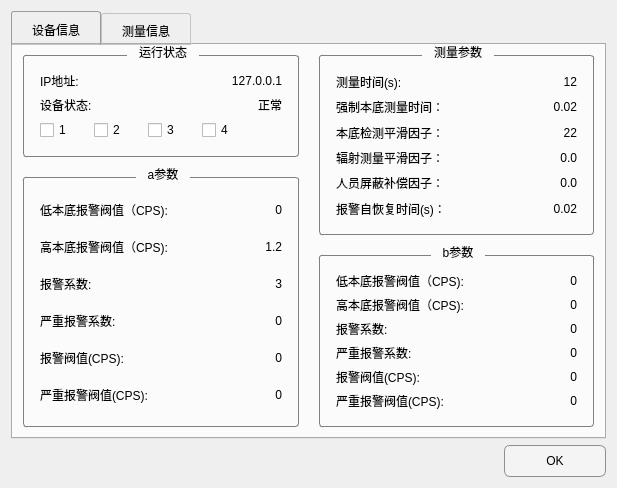
Above: Demo/desystemconfigwidget.ui from 13438120136/XDemo before the change. Below: the same form after it.
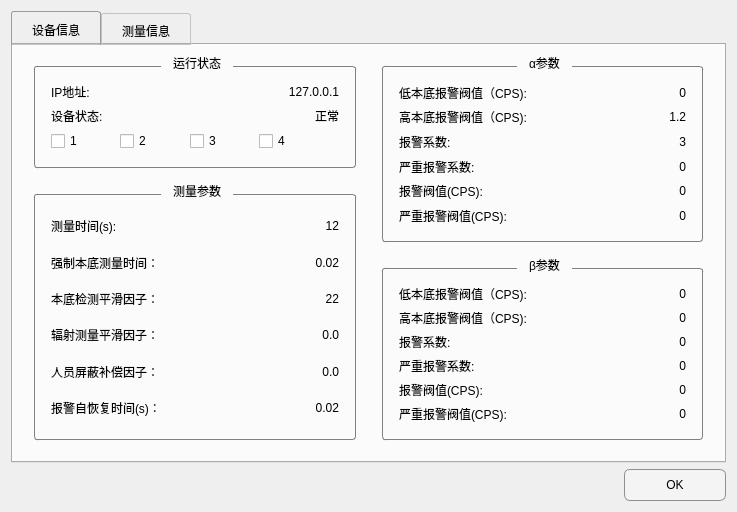
That is the form after the change. The open tabs and pages were chosen to show the change. Custom widgets are drawn as their Qt base class.

Patch:
```diff
--- a/Demo/desystemconfigwidget.ui
+++ b/Demo/desystemconfigwidget.ui
@@ -6,8 +6,8 @@
    <rect>
     <x>0</x>
     <y>0</y>
-    <width>617</width>
-    <height>488</height>
+    <width>737</width>
+    <height>512</height>
    </rect>
   </property>
   <property name="windowTitle">
@@ -131,12 +131,6 @@
        <string>设备信息</string>
       </attribute>
       <layout class="QGridLayout" name="gridLayout_14">
-       <property name="margin">
-        <number>0</number>
-       </property>
-       <property name="spacing">
-        <number>0</number>
-       </property>
        <item row="0" column="0">
         <widget class="QGroupBox" name="groupBox">
          <property name="title">
@@ -213,6 +207,124 @@
         </widget>
        </item>
        <item row="0" column="1" rowspan="2">
+        <widget class="QGroupBox" name="groupBox_4">
+         <property name="title">
+          <string>α参数</string>
+         </property>
+         <layout class="QGridLayout" name="gridLayout_13">
+          <item row="0" column="0">
+           <layout class="QGridLayout" name="gridLayout_4">
+            <property name="verticalSpacing">
+             <number>6</number>
+            </property>
+            <item row="0" column="0">
+             <widget class="QLabel" name="label_10">
+              <property name="text">
+               <string>低本底报警阀值（CPS):</string>
+              </property>
+             </widget>
+            </item>
+            <item row="0" column="1">
+             <widget class="QLabel" name="label_38">
+              <property name="text">
+               <string>0</string>
+              </property>
+              <property name="alignment">
+               <set>Qt::AlignRight|Qt::AlignTrailing|Qt::AlignVCenter</set>
+              </property>
+             </widget>
+            </item>
+            <item row="1" column="0">
+             <widget class="QLabel" name="label_11">
+              <property name="text">
+               <string>高本底报警阀值（CPS):</string>
+              </property>
+             </widget>
+            </item>
+            <item row="1" column="1">
+             <widget class="QLabel" name="label_39">
+              <property name="text">
+               <string>1.2</string>
+              </property>
+              <property name="alignment">
+               <set>Qt::AlignRight|Qt::AlignTrailing|Qt::AlignVCenter</set>
+              </property>
+             </widget>
+            </item>
+            <item row="2" column="0">
+             <widget class="QLabel" name="label_12">
+              <property name="text">
+               <string>报警系数:</string>
+              </property>
+             </widget>
+            </item>
+            <item row="2" column="1">
+             <widget class="QLabel" name="label_40">
+              <property name="text">
+               <string>3</string>
+              </property>
+              <property name="alignment">
+               <set>Qt::AlignRight|Qt::AlignTrailing|Qt::AlignVCenter</set>
+              </property>
+             </widget>
+            </item>
+            <item row="3" column="0">
+             <widget class="QLabel" name="label_13">
+              <property name="text">
+               <string>严重报警系数:</string>
+              </property>
+             </widget>
+            </item>
+            <item row="3" column="1">
+             <widget class="QLabel" name="label_41">
+              <property name="text">
+               <string>0</string>
+              </property>
+              <property name="alignment">
+               <set>Qt::AlignRight|Qt::AlignTrailing|Qt::AlignVCenter</set>
+              </property>
+             </widget>
+            </item>
+            <item row="4" column="0">
+             <widget class="QLabel" name="label_14">
+              <property name="text">
+               <string>报警阀值(CPS):</string>
+              </property>
+             </widget>
+            </item>
+            <item row="4" column="1">
+             <widget class="QLabel" name="label_42">
+              <property name="text">
+               <string>0</string>
+              </property>
+              <property name="alignment">
+               <set>Qt::AlignRight|Qt::AlignTrailing|Qt::AlignVCenter</set>
+              </property>
+             </widget>
+            </item>
+            <item row="5" column="0">
+             <widget class="QLabel" name="label_15">
+              <property name="text">
+               <string>严重报警阀值(CPS):</string>
+              </property>
+             </widget>
+            </item>
+            <item row="5" column="1">
+             <widget class="QLabel" name="label_43">
+              <property name="text">
+               <string>0</string>
+              </property>
+              <property name="alignment">
+               <set>Qt::AlignRight|Qt::AlignTrailing|Qt::AlignVCenter</set>
+              </property>
+             </widget>
+            </item>
+           </layout>
+          </item>
+         </layout>
+        </widget>
+       </item>
+       <item row="1" column="0" rowspan="2">
         <widget class="QGroupBox" name="groupBox_2">
          <property name="title">
           <string>测量参数</string>
@@ -402,128 +514,10 @@
          </layout>
         </widget>
        </item>
-       <item row="1" column="0" rowspan="2">
-        <widget class="QGroupBox" name="groupBox_4">
-         <property name="title">
-          <string>a参数</string>
-         </property>
-         <layout class="QGridLayout" name="gridLayout_13">
-          <item row="0" column="0">
-           <layout class="QGridLayout" name="gridLayout_4">
-            <property name="verticalSpacing">
-             <number>6</number>
-            </property>
-            <item row="0" column="0">
-             <widget class="QLabel" name="label_10">
-              <property name="text">
-               <string>低本底报警阀值（CPS):</string>
-              </property>
-             </widget>
-            </item>
-            <item row="0" column="1">
-             <widget class="QLabel" name="label_38">
-              <property name="text">
-               <string>0</string>
-              </property>
-              <property name="alignment">
-               <set>Qt::AlignRight|Qt::AlignTrailing|Qt::AlignVCenter</set>
-              </property>
-             </widget>
-            </item>
-            <item row="1" column="0">
-             <widget class="QLabel" name="label_11">
-              <property name="text">
-               <string>高本底报警阀值（CPS):</string>
-              </property>
-             </widget>
-            </item>
-            <item row="1" column="1">
-             <widget class="QLabel" name="label_39">
-              <property name="text">
-               <string>1.2</string>
-              </property>
-              <property name="alignment">
-               <set>Qt::AlignRight|Qt::AlignTrailing|Qt::AlignVCenter</set>
-              </property>
-             </widget>
-            </item>
-            <item row="2" column="0">
-             <widget class="QLabel" name="label_12">
-              <property name="text">
-               <string>报警系数:</string>
-              </property>
-             </widget>
-            </item>
-            <item row="2" column="1">
-             <widget class="QLabel" name="label_40">
-              <property name="text">
-               <string>3</string>
-              </property>
-              <property name="alignment">
-               <set>Qt::AlignRight|Qt::AlignTrailing|Qt::AlignVCenter</set>
-              </property>
-             </widget>
-            </item>
-            <item row="3" column="0">
-             <widget class="QLabel" name="label_13">
-              <property name="text">
-               <string>严重报警系数:</string>
-              </property>
-             </widget>
-            </item>
-            <item row="3" column="1">
-             <widget class="QLabel" name="label_41">
-              <property name="text">
-               <string>0</string>
-              </property>
-              <property name="alignment">
-               <set>Qt::AlignRight|Qt::AlignTrailing|Qt::AlignVCenter</set>
-              </property>
-             </widget>
-            </item>
-            <item row="4" column="0">
-             <widget class="QLabel" name="label_14">
-              <property name="text">
-               <string>报警阀值(CPS):</string>
-              </property>
-             </widget>
-            </item>
-            <item row="4" column="1">
-             <widget class="QLabel" name="label_42">
-              <property name="text">
-               <string>0</string>
-              </property>
-              <property name="alignment">
-               <set>Qt::AlignRight|Qt::AlignTrailing|Qt::AlignVCenter</set>
-              </property>
-             </widget>
-            </item>
-            <item row="5" column="0">
-             <widget class="QLabel" name="label_15">
-              <property name="text">
-               <string>严重报警阀值(CPS):</string>
-              </property>
-             </widget>
-            </item>
-            <item row="5" column="1">
-             <widget class="QLabel" name="label_43">
-              <property name="text">
-               <string>0</string>
-              </property>
-              <property name="alignment">
-               <set>Qt::AlignRight|Qt::AlignTrailing|Qt::AlignVCenter</set>
-              </property>
-             </widget>
-            </item>
-           </layout>
-          </item>
-         </layout>
-        </widget>
-       </item>
        <item row="2" column="1">
         <widget class="QGroupBox" name="groupBox_5">
          <property name="title">
-          <string>b参数</string>
+          <string>β参数</string>
          </property>
          <layout class="QGridLayout" name="gridLayout_12">
           <item row="0" column="0">
```
Left out of the diff: 2 changed lines with no effect on the pictures.
